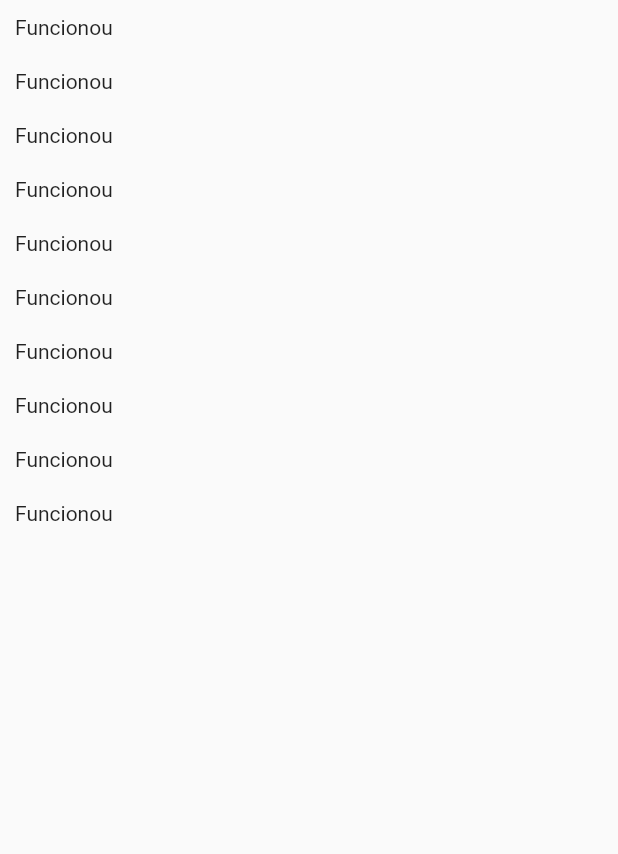
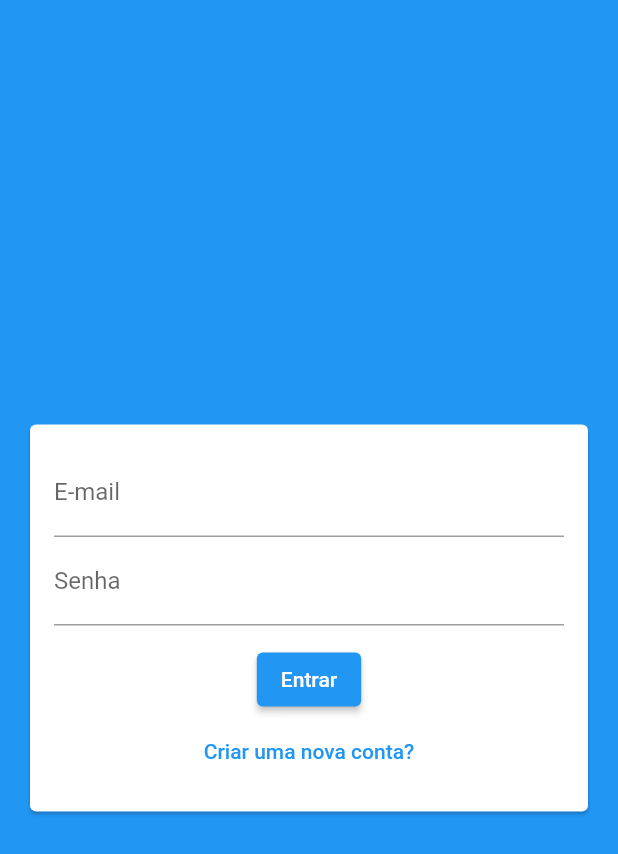
Before and after one commit to Gastongouveia/flluter_chat, a Flutter app: the screen it shows after launch, on a phone screen of 412 x 824 dp. Shown: the top 854 px of the screen. Run offline on Flutter 3.47's test engine with Material 2 defaults, Android fonts, the phone set to English and light mode, and no system bars; our stand-ins replace firebase_core, image_picker; accounts and stored records are empty.

Commit message:
feat: formulário de cadastro e login

```diff
--- /dev/null
+++ b/lib/components/auth_form.dart
@@ -0,0 +1,118 @@
+import 'dart:io';
+
+import 'package:chat/components/user_image_picker.dart';
+import 'package:chat/models/auth_form_data.dart';
+import 'package:flutter/material.dart';
+
+class AuthForm extends StatefulWidget {
+  final void Function(AuthFormData) onSubmit;
+  const AuthForm({
+    Key? key,
+    required this.onSubmit,
+  }) : super(key: key);
+
+  @override
+  _AuthFormState createState() => _AuthFormState();
+}
+
+class _AuthFormState extends State<AuthForm> {
+  final _formKey = GlobalKey<FormState>();
+  final _formData = AuthFormData();
+
+  void _handleImagePick(File image) {
+    _formData.image = image;
+  }
+
+  void _showError(String msg) {
+    ScaffoldMessenger.of(context).showSnackBar(
+      SnackBar(
+        content: Text(msg),
+        backgroundColor: Theme.of(context).errorColor,
+      ),
+    );
+  }
+
+  void _submit() {
+    final isValid = _formKey.currentState?.validate() ?? false;
+    if (!isValid) return;
+
+    if (_formData.image == null && _formData.isSignup) {
+      return _showError('Imagem não selecionada!');
+    }
+
+    widget.onSubmit(_formData);
+  }
+
+  @override
+  Widget build(BuildContext context) {
+    return Card(
+      margin: const EdgeInsets.all(20),
+      child: Padding(
+        padding: const EdgeInsets.all(16),
+        child: Form(
+          key: _formKey,
+          child: Column(
+            children: [
+              if (_formData.isSignup)
+                UserImagePicker(
+                  onImagePick: _handleImagePick,
+                ),
+              if (_formData.isSignup)
+                TextFormField(
+                    key: ValueKey('name'),
+                    initialValue: _formData.name,
+                    onChanged: (name) => _formData.name = name,
+                    decoration: InputDecoration(labelText: 'Nome'),
+                    validator: (_name) {
+                      final name = _name ?? '';
+                      if (name.trim().length < 5) {
+                        return 'Nome deve ter no mínimo 5 caracteres';
+                      }
+                      return null;
+                    }),
+              TextFormField(
+                  key: ValueKey('email'),
+                  decoration: InputDecoration(labelText: 'E-mail'),
+                  initialValue: _formData.email,
+                  onChanged: (email) => _formData.email = email,
+                  validator: (_email) {
+                    final email = _email ?? '';
+                    if (!email.contains('@')) {
+                      return 'E-mail informado não é válido';
+                    }
+                    return null;
+                  }),
+              TextFormField(
+                  key: ValueKey('password'),
+                  obscureText: true,
+                  decoration: InputDecoration(labelText: 'Senha'),
+                  initialValue: _formData.password,
+                  onChanged: (password) => _formData.password = password,
+                  validator: (_password) {
+                    final password = _password ?? '';
+                    if (password.length < 6) {
+                      return 'Senha deve ter no mínimo 6 caracteres';
+                    }
+                    return null;
+                  }),
+              SizedBox(height: 12),
+              ElevatedButton(
+                onPressed: _submit,
+                child: Text(_formData.isLogin ? 'Entrar' : 'Cadastrar'),
+              ),
+              TextButton(
+                  onPressed: () {
+                    setState(() {
+                      _formData.toggleAuthMode();
+                    });
+                  },
+                  child: Text(_formData.isLogin
+                      ? 'Criar uma nova conta?'
+                      : 'Já possui conta?'))
+            ],
+          ),
+        ),
+      ),
+    );
+  }
+}
--- a/lib/main.dart
+++ b/lib/main.dart
@@ -1,7 +1,10 @@
-import 'package:chat/screens/chat_screen.dart';
+import 'package:chat/pages/auth_page.dart';
 import 'package:flutter/material.dart';
+import 'package:firebase_core/firebase_core.dart';
 
-void main() {
+void main() async {
+  WidgetsFlutterBinding.ensureInitialized();
+  await Firebase.initializeApp();
   runApp(MyApp());
 }
 
@@ -14,7 +17,8 @@ class MyApp extends StatelessWidget {
       theme: ThemeData(
         primarySwatch: Colors.blue,
       ),
-      home: ChatScreen(),
+      home: AuthPage(),
+      debugShowCheckedModeBanner: false,
     );
   }
 }
--- /dev/null
+++ b/lib/models/auth_form_data.dart
@@ -0,0 +1,23 @@
+import 'dart:io';
+
+enum AuthMode { Signup, Login }
+
+class AuthFormData {
+  String name = '';
+  String email = '';
+  String password = '';
+  File? image;
+  AuthMode _mode = AuthMode.Login;
+
+  bool get isLogin {
+    return _mode == AuthMode.Login;
+  }
+
+  bool get isSignup {
+    return _mode == AuthMode.Signup;
+  }
+
+  void toggleAuthMode() {
+    _mode = isLogin ? AuthMode.Signup : AuthMode.Login;
+  }
+}
--- /dev/null
+++ b/lib/pages/auth_page.dart
@@ -0,0 +1,49 @@
+import 'package:chat/components/auth_form.dart';
+import 'package:chat/models/auth_form_data.dart';
+import 'package:flutter/material.dart';
+
+class AuthPage extends StatefulWidget {
+  const AuthPage({Key? key}) : super(key: key);
+
+  @override
+  _AuthPageState createState() => _AuthPageState();
+}
+
+class _AuthPageState extends State<AuthPage> {
+  bool _isLoading = false;
+
+  void _handleSubmit(AuthFormData formData) {
+    setState(() => _isLoading = true);
+    print('AuthPage...');
+    print(formData.email);
+
+    setState(() => _isLoading = false);
+  }
+
+  @override
+  Widget build(BuildContext context) {
+    return Scaffold(
+      backgroundColor: Theme.of(context).primaryColor,
+      body: Stack(
+        children: [
+          Center(
+            child: SingleChildScrollView(
+              child: AuthForm(
+                onSubmit: _handleSubmit,
+              ),
+            ),
+          ),
+          if (_isLoading)
+            Container(
+              decoration: BoxDecoration(
+                color: Color.fromRGBO(0, 0, 0, 0.5),
+              ),
+              child: Center(
+                child: CircularProgressIndicator(),
+              ),
+            ),
+        ],
+      ),
+    );
+  }
+}
--- a/lib/screens/chat_screen.dart
+++ /dev/null
@@ -1,14 +0,0 @@
-import 'package:flutter/material.dart';
-
-class ChatScreen extends StatelessWidget {
-
-  @override
-  Widget build(BuildContext context) {
-    return Scaffold(
-      body: ListView.builder(itemCount: 10,itemBuilder: (ctx, i) => Container(
-        padding: EdgeInsets.all(10),
-        child: Text('Funcionou'),
-      )),
-    );
-  }
-}
--- a/pubspec.yaml
+++ b/pubspec.yaml
@@ -23,11 +23,13 @@ environment:
 dependencies:
   flutter:
     sdk: flutter
+  cloud_firestore: ^2.5.1
 
 
   # The following adds the Cupertino Icons font to your application.
   # Use with the CupertinoIcons class for iOS style icons.
   cupertino_icons: ^1.0.2
+  image_picker: ^0.8.3+3
 
 dev_dependencies:
   flutter_test:
```
Also changed, not shown: lib/components/user_image_picker.dart (added, +64 -0 lines), lib/pages/loading_page.dart (added, +27 -0 lines), pubspec.lock, 2 other files.
